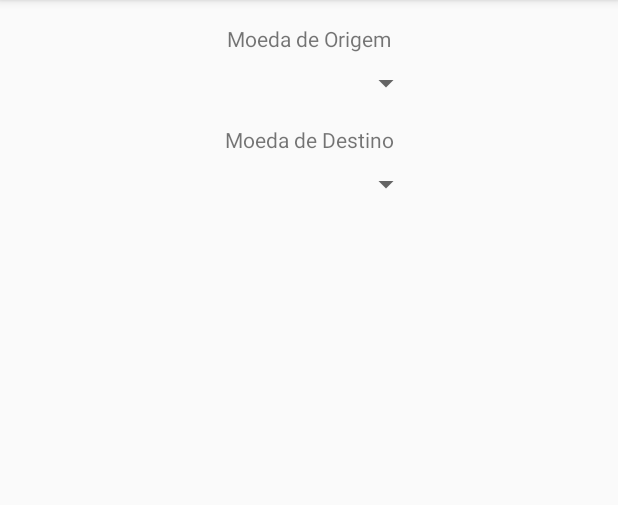
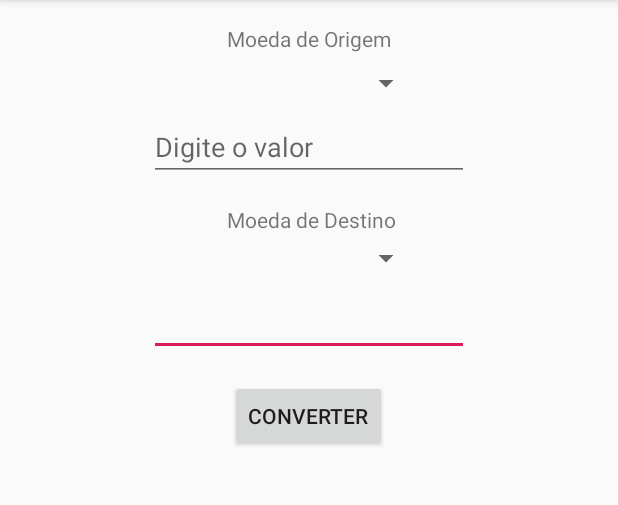
Before and after one commit to Landlucas/Conversor, an Android app: the screen it shows after launch (MainActivity), on a phone screen of 412 x 824 dp, the part 84-589 px from its top. Run offline under Robolectric (Android 15) with nearby library versions, the phone set to English and light mode, and no system bars; 4 statements that could not run were skipped.

Commit message:
Adicionado botão de converter com campos de valores

```diff
--- a/app/src/main/java/com/example/conversor/DatabaseHelper.java
+++ b/app/src/main/java/com/example/conversor/DatabaseHelper.java
@@ -2,14 +2,11 @@ package com.example.conversor;
 
 import android.content.ContentValues;
 import android.content.Context;
-import android.content.res.Resources;
 import android.database.Cursor;
 import android.database.sqlite.SQLiteDatabase;
 import android.database.sqlite.SQLiteOpenHelper;
 import android.provider.BaseColumns;
-import android.util.Log;
 
-import java.text.ParseException;
 import java.text.SimpleDateFormat;
 import java.util.Date;
 import java.util.HashMap;
@@ -20,7 +17,7 @@ public class DatabaseHelper extends SQLiteOpenHelper {
     private static DatabaseHelper sInstance;
 
     public static final String DATABASE_NAME = "conversor.db";
-    public static final Integer DATABASE_VERSION = 3;
+    public static final Integer DATABASE_VERSION = 6;
     private SQLiteDatabase db;
     private Context ctx;
 
@@ -31,10 +28,6 @@ public class DatabaseHelper extends SQLiteOpenHelper {
     }
 
     public static synchronized DatabaseHelper getInstance(Context context) {
-
-        // Use the application context, which will ensure that you
-        // don't accidentally leak an Activity's context.
-        // See this article for more information: http://bit.ly/6LRzfx
         if (sInstance == null) {
             sInstance = new DatabaseHelper(context.getApplicationContext());
         }
@@ -71,14 +64,16 @@ public class DatabaseHelper extends SQLiteOpenHelper {
     }
 
     public Map<String,Double> getRatesMapbyDate(Date date) {
+        SimpleDateFormat dateFormat = new SimpleDateFormat("yyyy-MM-dd");
         String cols[] = {ExchangeRatesTable._ID, ExchangeRatesTable.COLUMN_CURRENCY, ExchangeRatesTable.COLUMN_RATE, ExchangeRatesTable.COLUMN_DATE};
-        Cursor cursor = db.query(ExchangeRatesTable.TABLE_NAME, cols, null, null, null, null, ExchangeRatesTable._ID);
+        String where = ExchangeRatesTable.COLUMN_DATE + " = ?";
+        String[] whereArgs = new String[] {
+                dateFormat.format(date)
+        };
+        Cursor cursor = db.query(ExchangeRatesTable.TABLE_NAME, cols, where, whereArgs, null, null, ExchangeRatesTable.COLUMN_CURRENCY);
         Map<String,Double> rates = new HashMap<String,Double>();
-        SimpleDateFormat dateFormat = new SimpleDateFormat("yyyy-MM-dd");
         while (cursor.moveToNext()) {
-            if (cursor.getString(cursor.getColumnIndex(ExchangeRatesTable.COLUMN_DATE)).equals(dateFormat.format(date)) ) {
-                rates.put(cursor.getString(cursor.getColumnIndex(ExchangeRatesTable.COLUMN_CURRENCY)),cursor.getDouble(cursor.getColumnIndex(ExchangeRatesTable.COLUMN_RATE)));
-            }
+            rates.put(cursor.getString(cursor.getColumnIndex(ExchangeRatesTable.COLUMN_CURRENCY)),cursor.getDouble(cursor.getColumnIndex(ExchangeRatesTable.COLUMN_RATE)));
         }
         return rates;
     }
--- a/app/src/main/java/com/example/conversor/ExchangeRater.java
+++ b/app/src/main/java/com/example/conversor/ExchangeRater.java
@@ -8,6 +8,7 @@ import org.json.JSONException;
 import org.json.JSONObject;
 
 import java.util.ArrayList;
+import java.util.Collections;
 import java.util.Date;
 import java.util.HashMap;
 import java.util.Iterator;
@@ -20,24 +21,21 @@ public class ExchangeRater {
     private JSONObject exchangeRatesJSON;
     private Map<String,Double> rates;
     private ArrayList<String> labels;
-    private Boolean hasRates;
     private Date ratesDate;
-    public DatabaseHelper db;
+    private DatabaseHelper db;
 
     public ExchangeRater(Context context) {
         db = DatabaseHelper.getInstance(context);
         this.labels = new ArrayList<String>();
         this.ratesDate = new Date(System.currentTimeMillis());
         this.rates = db.getRatesMapbyDate(this.ratesDate);
-        if ( this.rates.isEmpty() ) {
-            this.hasRates = false;
-        } else {
-            this.hasRates = true;
+        if ( ! this.rates.isEmpty() ) {
             Iterator it = this.rates.entrySet().iterator();
             while (it.hasNext()) {
                 Map.Entry pair = (Map.Entry)it.next();
                 this.labels.add(pair.getKey().toString());
             }
+            Collections.sort(this.labels, String.CASE_INSENSITIVE_ORDER);
         }
     }
 
@@ -45,23 +43,26 @@ public class ExchangeRater {
     public void fetchNewRates() throws JSONException, ExecutionException, InterruptedException {
         String out = new JsonDownloader().execute("https://api.exchangeratesapi.io/latest?base=BRL").get();
         exchangeRatesJSON = new JSONObject(out);
-        JSONObject rates = exchangeRatesJSON.getJSONObject("rates");
+        JSONObject jsonRates = exchangeRatesJSON.getJSONObject("rates");
         this.rates = new HashMap<String,Double>();
-        Iterator<String> iter = rates.keys();
+        Iterator<String> iter = jsonRates.keys();
         while (iter.hasNext()) {
             String key = iter.next();
             this.labels.add(key);
-            rates.put(key,Double.parseDouble(rates.getString(key)));
-            hasRates = true;
+            this.rates.put(key,Double.parseDouble(jsonRates.getString(key)));
         }
         this.ratesDate = new Date(System.currentTimeMillis());
         db.addRates(this);
     }
 
     public Double convertCurrency(String fromCurrencyKey, Double fromCurrencyValue, String toCurrencyKey) {
-        Double fromCurrencyRate = this.rates.get(fromCurrencyKey);
-        Double toCurrencyRate = this.rates.get(toCurrencyKey);
-        return ( fromCurrencyValue * toCurrencyRate ) / fromCurrencyRate;
+        if (this.rates.containsKey(fromCurrencyKey) && this.rates.containsKey(fromCurrencyKey)) {
+            Double fromCurrencyRate = this.rates.get(fromCurrencyKey);
+            Double toCurrencyRate = this.rates.get(toCurrencyKey);
+            return ( fromCurrencyValue * toCurrencyRate ) / fromCurrencyRate;
+        } else {
+            return new Double(0);
+        }
     }
 
     public AsyncTask getDownloader() {
@@ -88,14 +89,6 @@ public class ExchangeRater {
         this.rates = rates;
     }
 
-    public Boolean getHasRates() {
-        return hasRates;
-    }
-
-    public void setHasRates(Boolean hasRates) {
-        this.hasRates = hasRates;
-    }
-
     public ArrayList<String> getLabels() {
         return labels;
     }
--- a/app/src/main/java/com/example/conversor/MainActivity.java
+++ b/app/src/main/java/com/example/conversor/MainActivity.java
@@ -4,7 +4,10 @@ import androidx.appcompat.app.AppCompatActivity;
 
 import android.os.Bundle;
 import android.view.Gravity;
+import android.view.View;
 import android.widget.ArrayAdapter;
+import android.widget.Button;
+import android.widget.EditText;
 import android.widget.Spinner;
 import android.widget.Toast;
 
@@ -12,7 +15,10 @@ public class MainActivity extends AppCompatActivity {
 
     ExchangeRater exchangeRater;
     Spinner fromCurrency;
+    EditText fromValue;
     Spinner toCurrency;
+    EditText toValue;
+    Button convert;
 
     @Override
     protected void onCreate(Bundle savedInstanceState) {
@@ -20,7 +26,10 @@ public class MainActivity extends AppCompatActivity {
         setContentView(R.layout.activity_main);
 
         fromCurrency = findViewById(R.id.fromCurrency);
+        fromValue = findViewById(R.id.fromValue);
         toCurrency = findViewById(R.id.toCurrency);
+        toValue = findViewById(R.id.toValue);
+        convert = findViewById(R.id.convert);
 
         exchangeRater = new ExchangeRater(getBaseContext());
         if ( exchangeRater.getRates().isEmpty() ) {
@@ -46,4 +55,11 @@ public class MainActivity extends AppCompatActivity {
 
     }
 
+    public void btnConvertClick(View v) {
+        Double fromNumber = (Double.parseDouble((fromValue.getText().toString())));
+        if (fromNumber > 0) {
+            toValue.setText(exchangeRater.convertCurrency(fromCurrency.getSelectedItem().toString(), fromNumber, toCurrency.getSelectedItem().toString()).toString());
+        }
+    }
+
 }
--- a/app/src/main/res/layout/activity_main.xml
+++ b/app/src/main/res/layout/activity_main.xml
@@ -5,6 +5,20 @@
     android:layout_width="match_parent"
     android:layout_height="match_parent"
     tools:context=".MainActivity">
+
+    <EditText
+        android:id="@+id/toValue"
+        android:layout_width="wrap_content"
+        android:layout_height="wrap_content"
+        android:layout_marginStart="16dp"
+        android:layout_marginTop="8dp"
+        android:layout_marginEnd="16dp"
+        android:editable="false"
+        android:ems="10"
+        android:inputType="numberDecimal"
+        app:layout_constraintEnd_toEndOf="parent"
+        app:layout_constraintStart_toStartOf="parent"
+        app:layout_constraintTop_toBottomOf="@+id/toCurrency" />
 
     <Spinner
         android:id="@+id/fromCurrency"
@@ -22,9 +36,10 @@
         android:layout_width="150dp"
         android:layout_height="wrap_content"
         android:layout_marginStart="16dp"
-        android:layout_marginTop="8dp"
+        android:layout_marginTop="4dp"
         android:layout_marginEnd="16dp"
         app:layout_constraintEnd_toEndOf="parent"
+        app:layout_constraintHorizontal_bias="0.502"
         app:layout_constraintStart_toStartOf="parent"
         app:layout_constraintTop_toBottomOf="@+id/toCurrencyLabel" />
 
@@ -49,6 +64,34 @@
         android:layout_marginEnd="16dp"
         android:text="Moeda de Destino"
         app:layout_constraintEnd_toEndOf="parent"
+        app:layout_constraintHorizontal_bias="0.507"
+        app:layout_constraintStart_toStartOf="parent"
+        app:layout_constraintTop_toBottomOf="@+id/fromValue" />
+
+    <EditText
+        android:id="@+id/fromValue"
+        android:layout_width="wrap_content"
+        android:layout_height="wrap_content"
+        android:layout_marginStart="16dp"
+        android:layout_marginTop="8dp"
+        android:layout_marginEnd="16dp"
+        android:ems="10"
+        android:hint="Digite o valor"
+        android:inputType="numberDecimal"
+        app:layout_constraintEnd_toEndOf="parent"
         app:layout_constraintStart_toStartOf="parent"
         app:layout_constraintTop_toBottomOf="@+id/fromCurrency" />
+
+    <Button
+        android:id="@+id/convert"
+        android:layout_width="wrap_content"
+        android:layout_height="wrap_content"
+        android:layout_marginStart="161dp"
+        android:layout_marginTop="16dp"
+        android:layout_marginEnd="162dp"
+        android:onClick="btnConvertClick"
+        android:text="Converter"
+        app:layout_constraintEnd_toEndOf="parent"
+        app:layout_constraintStart_toStartOf="parent"
+        app:layout_constraintTop_toBottomOf="@+id/toValue" />
 </androidx.constraintlayout.widget.ConstraintLayout>
```
